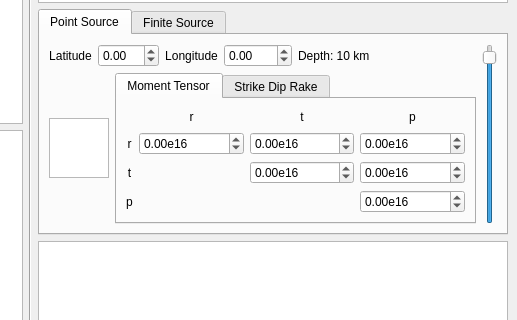
The window that instaseis/gui/qt_window.ui (krischer/instaseis) describes before a commit, drawn with Qt 5; both pictures show x 833 to 1350 and y 145 to 465 of the 1350 by 755 pixel window.
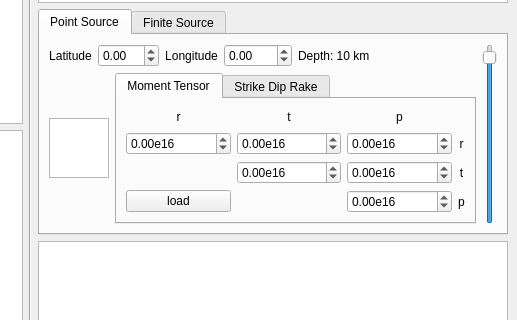
The same window after the commit. The open tabs and pages were chosen to show the change. Custom widgets are drawn as their Qt base class.

Commit message: adding a button to load a point source from file

The edit to the form file:
```diff
--- a/instaseis/gui/qt_window.ui
+++ b/instaseis/gui/qt_window.ui
@@ -564,10 +564,33 @@
                      <attribute name="title">
                       <string>Moment Tensor</string>
                      </attribute>
-                     <layout class="QGridLayout" name="gridLayout" columnstretch="0,10,10,10">
+                     <layout class="QGridLayout" name="gridLayout" columnstretch="0,10,10,10,0,0,0">
                       <property name="leftMargin">
                        <number>9</number>
                       </property>
+                      <item row="4" column="1">
+                       <widget class="QPushButton" name="load_source_button">
+                        <property name="text">
+                         <string>load</string>
+                        </property>
+                       </widget>
+                      </item>
+                      <item row="1" column="3">
+                       <widget class="QDoubleSpinBox" name="m_rp">
+                        <property name="prefix">
+                         <string/>
+                        </property>
+                        <property name="suffix">
+                         <string>e16</string>
+                        </property>
+                        <property name="minimum">
+                         <double>-99.000000000000000</double>
+                        </property>
+                        <property name="maximum">
+                         <double>99.000000000000000</double>
+                        </property>
+                       </widget>
+                      </item>
                       <item row="1" column="1">
                        <widget class="QDoubleSpinBox" name="m_rr">
                         <property name="prefix">
@@ -630,32 +653,6 @@
                         </property>
                        </widget>
                       </item>
-                      <item row="1" column="3">
-                       <widget class="QDoubleSpinBox" name="m_rp">
-                        <property name="prefix">
-                         <string/>
-                        </property>
-                        <property name="suffix">
-                         <string>e16</string>
-                        </property>
-                        <property name="minimum">
-                         <double>-99.000000000000000</double>
-                        </property>
-                        <property name="maximum">
-                         <double>99.000000000000000</double>
-                        </property>
-                       </widget>
-                      </item>
-                      <item row="3" column="0">
-                       <widget class="QLabel" name="label_7">
-                        <property name="text">
-                         <string>t</string>
-                        </property>
-                        <property name="alignment">
-                         <set>Qt::AlignCenter</set>
-                        </property>
-                       </widget>
-                      </item>
                       <item row="3" column="2">
                        <widget class="QDoubleSpinBox" name="m_tt">
                         <property name="prefix">
@@ -688,16 +685,6 @@
                         </property>
                        </widget>
                       </item>
-                      <item row="4" column="0">
-                       <widget class="QLabel" name="label_8">
-                        <property name="text">
-                         <string>p</string>
-                        </property>
-                        <property name="alignment">
-                         <set>Qt::AlignCenter</set>
-                        </property>
-                       </widget>
-                      </item>
                       <item row="4" column="3">
                        <widget class="QDoubleSpinBox" name="m_pp">
                         <property name="prefix">
@@ -714,7 +701,27 @@
                         </property>
                        </widget>
                       </item>
-                      <item row="1" column="0">
+                      <item row="3" column="4">
+                       <widget class="QLabel" name="label_7">
+                        <property name="text">
+                         <string>t</string>
+                        </property>
+                        <property name="alignment">
+                         <set>Qt::AlignCenter</set>
+                        </property>
+                       </widget>
+                      </item>
+                      <item row="4" column="4">
+                       <widget class="QLabel" name="label_8">
+                        <property name="text">
+                         <string>p</string>
+                        </property>
+                        <property name="alignment">
+                         <set>Qt::AlignCenter</set>
+                        </property>
+                       </widget>
+                      </item>
+                      <item row="1" column="4">
                        <widget class="QLabel" name="label_4">
                         <property name="enabled">
                          <bool>true</bool>
```
Left out of the diff: 2 changed lines with no effect on the pictures. The commit also changes 2 other files.
